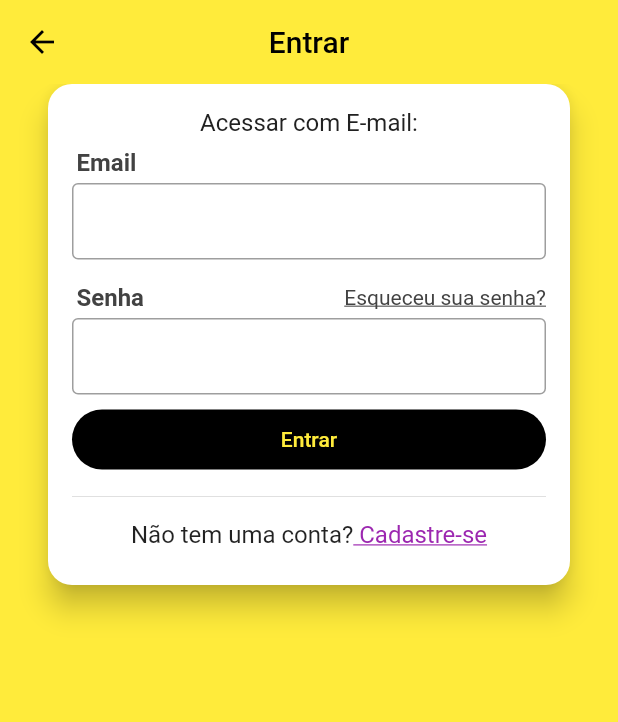
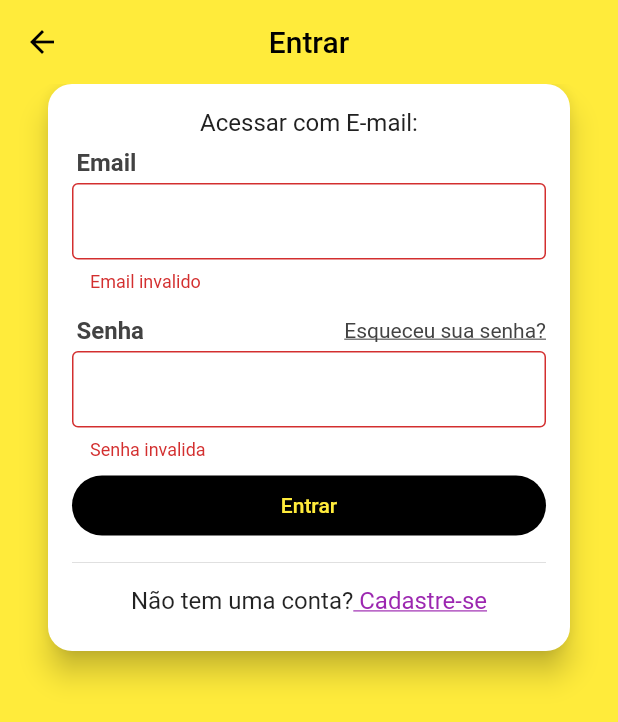
Before and after one commit to Art0ur/help, a Flutter app: the screen it shows after launch, in the side drawer, after a tap on "Login", on a phone screen of 412 x 824 dp. Shown: the top 722 px of the screen. Run offline on Flutter 3.47's test engine with Material 2 defaults, Android fonts, the phone set to English and light mode, and no system bars; our stand-ins replace brasil_fields, flutter_mobx, get_it, mobx, parse_server_sdk_flutter; generated files the repository leaves out were written again.

Commit message:
Validacao login

```diff
--- a/lib/screens/login/login_screen.dart
+++ b/lib/screens/login/login_screen.dart
@@ -1,8 +1,12 @@
 import 'package:flutter/material.dart';
+import 'package:flutter_mobx/flutter_mobx.dart';
+import 'package:help/stores/login_store.dart';
 import '../signup/signup_screen.dart';
 
 class LoginScreen extends StatelessWidget {
   //const LoginScreen({Key? key}) : super(key: key);
+
+  final LoginStore loginStore = LoginStore();
 
   @override
   Widget build(BuildContext context) {
@@ -45,13 +49,18 @@ class LoginScreen extends StatelessWidget {
                       ),
                     ),
                   ),
-                  TextField(
+                  Observer(builder: (_){
+                    return TextField(
+                      enabled: !loginStore.loading,
                       decoration: InputDecoration(
                         border: const OutlineInputBorder(),
                         isDense: true,
+                        errorText: loginStore.emailError,
                       ),
                       keyboardType: TextInputType.emailAddress,
-                  ),
+                      onChanged: loginStore.setEmail,
+                    );
+                  }),
                   const SizedBox(
                     height: 16,
                   ),
@@ -80,26 +89,37 @@ class LoginScreen extends StatelessWidget {
                       ],
                     ),
                   ),
-                  TextField(
+                  Observer(builder:(_){
+                    return TextField(enabled: !loginStore.loading,
                       decoration: InputDecoration(
                         border: const OutlineInputBorder(),
                         isDense: true,
+                        errorText: loginStore.passwordError,
                       ),
                       obscureText: true,
-                  ),
-                  Container(
+                      onChanged: loginStore.setPassword,
+                    );
+                  }),
+                  Observer(builder: (_){
+                    return Container(
                       height: 40,
                       margin: const EdgeInsets.symmetric(vertical: 10),
                       child: RaisedButton(
                         color: Colors.black,
-                      child: Text('Entrar'),
+                        disabledColor: Colors.black.withAlpha(120),
+                        child: loginStore.loading
+                          ? CircularProgressIndicator(
+                          valueColor: AlwaysStoppedAnimation(Colors.white),
+                        )
+                          : Text('Entrar'),
                         textColor: Colors.yellow,
                         elevation: 0,
                         shape: RoundedRectangleBorder(
                             borderRadius: BorderRadius.circular(20)),
-                      onPressed: () {},
+                        onPressed: loginStore.loginPressed,
                       ),
-                  ),
+                    );
+                  }),
                   Divider(),
                   Padding(
                     padding: const EdgeInsets.symmetric(vertical: 8),
```
Also changed, not shown: lib/stores/login_store.dart (+49 -0 lines), lib/stores/login_store.g.dart (added). Lines whose indentation alone changed are shown as unchanged.
